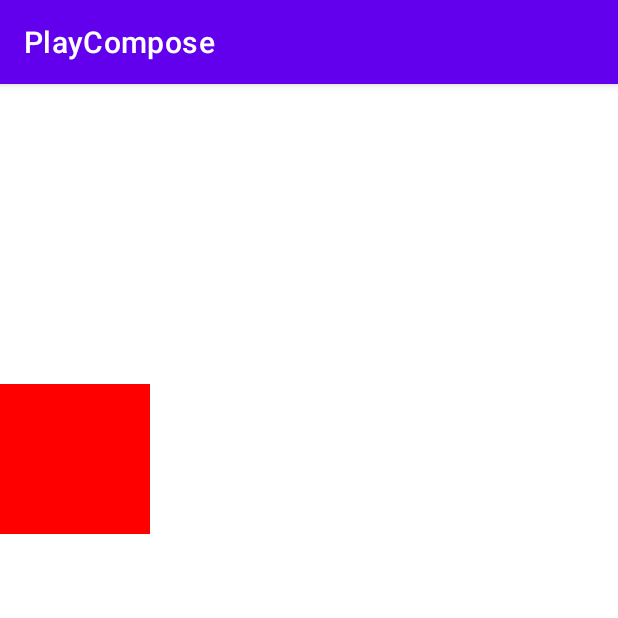
After one commit to Kingwentao/PlayCompose, an Android app built with Jetpack Compose: the StopAnimateActivity screen opened directly, with no data from a screen before it, on a phone screen of 412 x 824 dp, the top half of it. The commit adds this screen. Run offline under Robolectric (Android 15) with nearby library versions, the phone set to English and light mode, and no system bars.

Commit message:
添加中止动画方式

```diff
--- a/app/src/main/java/com/example/playcompose/DecayAnimateActivity.kt
+++ b/app/src/main/java/com/example/playcompose/DecayAnimateActivity.kt
@@ -17,7 +17,7 @@ import androidx.compose.ui.unit.Dp
 import androidx.compose.ui.unit.dp
 import kotlinx.coroutines.delay
 
-class AnimateDecayActivity : AppCompatActivity() {
+class DecayAnimateActivity : AppCompatActivity() {
     override fun onCreate(savedInstanceState: Bundle?) {
         super.onCreate(savedInstanceState)
         setContent {
--- /dev/null
+++ b/app/src/main/java/com/example/playcompose/StopAnimateActivity.kt
@@ -0,0 +1,62 @@
+package com.example.playcompose
+
+import androidx.appcompat.app.AppCompatActivity
+import android.os.Bundle
+import android.util.Log
+import androidx.activity.compose.setContent
+import androidx.compose.animation.core.Animatable
+import androidx.compose.animation.core.VectorConverter
+import androidx.compose.animation.core.exponentialDecay
+import androidx.compose.foundation.background
+import androidx.compose.foundation.layout.Box
+import androidx.compose.foundation.layout.padding
+import androidx.compose.foundation.layout.size
+import androidx.compose.runtime.LaunchedEffect
+import androidx.compose.runtime.remember
+import androidx.compose.ui.Modifier
+import androidx.compose.ui.graphics.Color
+import androidx.compose.ui.unit.Dp
+import androidx.compose.ui.unit.dp
+import androidx.compose.ui.unit.max
+import kotlinx.coroutines.delay
+import kotlin.coroutines.cancellation.CancellationException
+
+class StopAnimateActivity : AppCompatActivity() {
+
+    companion object {
+        private const val TAG = "StopAnimateActivity"
+    }
+
+    override fun onCreate(savedInstanceState: Bundle?) {
+        super.onCreate(savedInstanceState)
+        setContent {
+            val anim = remember { Animatable(0.dp, Dp.VectorConverter) }
+            val exponentDecay = exponentialDecay<Dp>()
+            LaunchedEffect(key1 = Unit) {
+                delay(1000)
+                try {
+                    val result = anim.animateDecay(2000.dp, exponentDecay)
+                    Log.d(TAG, "onCreate anim end reason: ${result.endReason}")
+                } catch (e: CancellationException) {
+                    Log.e(TAG, "anim is CancellationException")
+                    e.printStackTrace()
+                }
+            }
+
+//            LaunchedEffect(key1 = Unit) {
+//                delay(1300)
+//                anim.stop()
+//            }
+
+            // 更新边界，到达边界自动停止
+            anim.updateBounds(upperBound = 200.dp)
+
+            Box(
+                Modifier
+                    .padding(0.dp, anim.value, 0.dp, 0.dp)  // 先padding后background：margin的效果
+                    .size(100.dp)
+                    .background(Color.Red)
+            )
+        }
+    }
+}
```
Also changed, not shown: app/src/main/AndroidManifest.xml (+8 -1 lines), app/src/main/java/com/example/playcompose/MainActivity.kt (+13 -0 lines), 1 other file.
